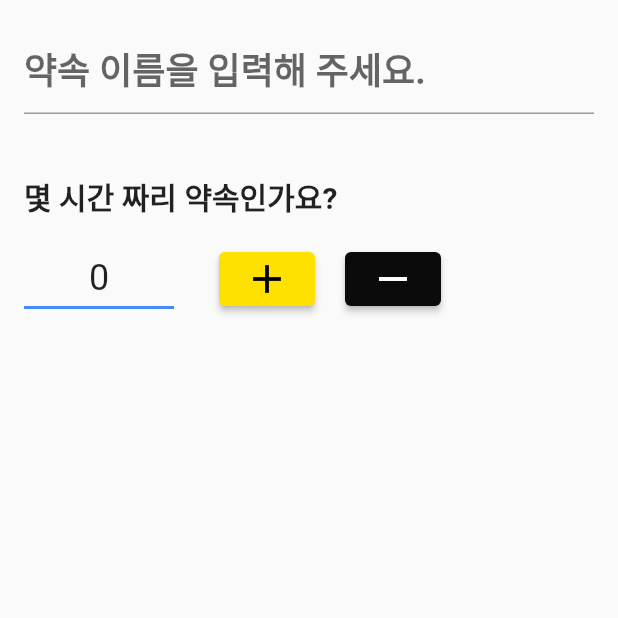
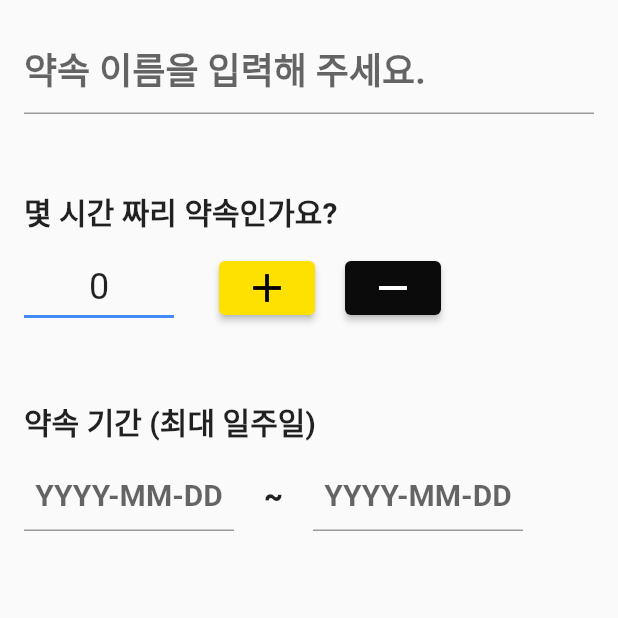
Before and after one commit to GDSC-SKHU/Meet-Now-Mobile, a Flutter app: the screen it shows after launch, after a tap on the "add" icon, on a phone screen of 412 x 824 dp, the top half of it. Run offline on Flutter 3.47's test engine with Material 2 defaults, Android fonts, the phone set to English and light mode, and no system bars.

Commit message:
date picker added

```diff
--- a/lib/view/making_promise/makingPromise.dart
+++ b/lib/view/making_promise/makingPromise.dart
@@ -1,4 +1,5 @@
 import 'package:flutter/material.dart';
+import 'package:intl/intl.dart';
 
 class MakingPromise extends StatelessWidget {
   @override
@@ -43,7 +44,7 @@ class _SettingPromiseHourState extends State<SettingPromiseHour> {
   @override
   Widget build(BuildContext context) {
     return Container(
-      padding: EdgeInsets.fromLTRB(16, 40, 0, 0),
+      padding: EdgeInsets.fromLTRB(16, 50, 0, 0),
       alignment: Alignment.centerLeft,
       child: Column(
         crossAxisAlignment: CrossAxisAlignment.start,
@@ -52,7 +53,7 @@ class _SettingPromiseHourState extends State<SettingPromiseHour> {
             '몇 시간 짜리 약속인가요?',
             style: TextStyle(fontSize: 20, fontWeight: FontWeight.w700),
           ),
-          SizedBox(height: 16),
+          SizedBox(height: 12),
           Row(
             children: [
               Container(
@@ -90,9 +91,76 @@ class _SettingPromiseHourState extends State<SettingPromiseHour> {
                   },
                   child: Icon(Icons.remove, size: 32, color: Colors.white))
             ],
+          ),
+          SizedBox(height: 50),
+          Text(
+            '약속 기간 (최대 일주일)',
+            style: TextStyle(fontSize: 20, fontWeight: FontWeight.w700),
+          ),
+          SizedBox(height: 10),
+          Row(
+            children: [
+              SelectDateForm(),
+              SizedBox(width: 20),
+              Text(
+                '~',
+                style: TextStyle(fontSize: 20, fontWeight: FontWeight.w900),
+              ),
+              SizedBox(width: 20),
+              SelectDateForm(),
+            ],
           )
         ],
       ),
     );
   }
 }
+
+const List<String> category_map = [
+  "1월",
+  "2월",
+  "3월",
+];
+
+class SelectDateForm extends StatefulWidget {
+  @override
+  State<SelectDateForm> createState() => _SelectDateFormState();
+}
+
+class _SelectDateFormState extends State<SelectDateForm> {
+  TextEditingController dateInput = TextEditingController();
+
+  @override
+  Widget build(BuildContext context) {
+    return SizedBox(
+      width: 140,
+      child: TextField(
+        textAlign: TextAlign.center,
+        controller: dateInput,
+        style: TextStyle(fontSize: 20, fontWeight: FontWeight.w700),
+        decoration: InputDecoration(
+          hintText: 'YYYY-MM-DD',
+        ),
+        onTap: () async {
+          DateTime? pickedDate = await showDatePicker(
+              context: context,
+              initialDate: DateTime.now(),
+              firstDate: DateTime(1950),
+              //DateTime.now() - not to allow to choose before today.
+              lastDate: DateTime(2100));
+          if (pickedDate != null) {
+            print(
+                pickedDate); //pickedDate output format => 2021-03-10 00:00:00.000
+            String formattedDate = DateFormat('yyyy-MM-dd').format(pickedDate);
+            print(
+                formattedDate); //formatted date output using intl package =>  2021-03-16
+            setState(() {
+              dateInput.text =
+                  formattedDate; //set output date to TextField value.
+            });
+          } else {}
+        },
+      ),
+    );
+  }
+}
--- a/lib/view/room_list/makePromiseButton.dart
+++ b/lib/view/room_list/makePromiseButton.dart
@@ -5,7 +5,7 @@ class MakePromiseButton extends StatelessWidget {
   @override
   Widget build(BuildContext context) {
     return Container(
-      padding: EdgeInsets.fromLTRB(0, 0, 30, 0),
+      padding: EdgeInsets.fromLTRB(0, 0, 30, 15),
       child: Align(
         alignment: Alignment.bottomRight,
         child: FloatingActionButton(
--- a/pubspec.yaml
+++ b/pubspec.yaml
@@ -34,6 +34,7 @@ dependencies:
   # The following adds the Cupertino Icons font to your application.
   # Use with the CupertinoIcons class for iOS style icons.
   cupertino_icons: ^1.0.2
+  intl: ^0.18.0
 
 dev_dependencies:
   flutter_test:
```
Also changed, not shown: pubspec.lock.
